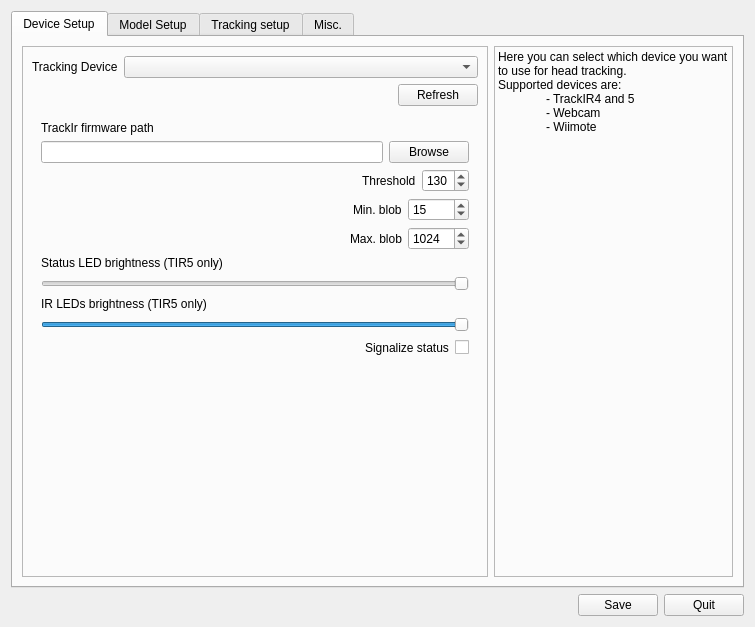
Qt form branches/michal/src/qt_gui/ltr.ui (uglyDwarf/linuxtrack) before a commit.
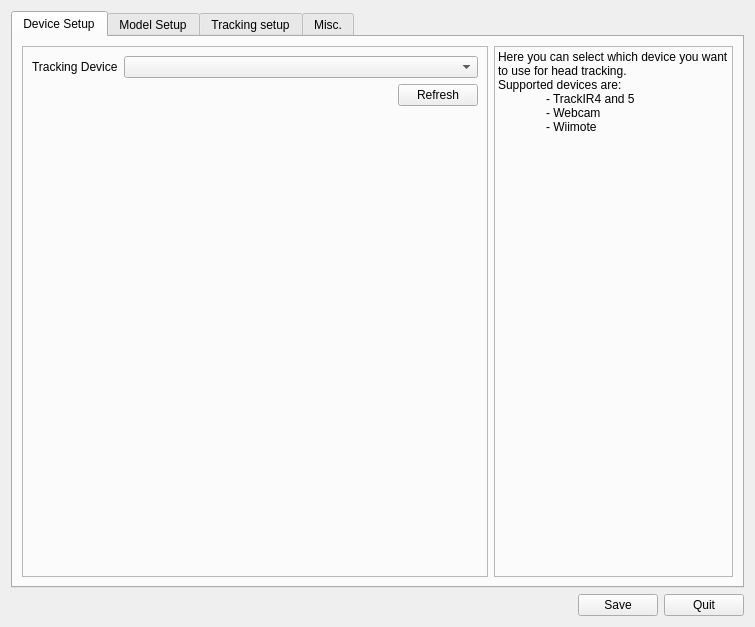
The same form after that commit. The open tabs and pages were chosen to show the change. Icons and pictures are not drawn.

Diff of the .ui file:
```diff
--- a/branches/michal/src/qt_gui/ltr.ui
+++ b/branches/michal/src/qt_gui/ltr.ui
@@ -88,7 +88,7 @@
               <item>
                <widget class="QStackedWidget" name="DeviceSetupStack">
                 <property name="currentIndex">
-                 <number>2</number>
+                 <number>3</number>
                 </property>
                 <widget class="QWidget" name="page">
                  <layout class="QVBoxLayout" name="verticalLayout">
@@ -612,6 +612,7 @@
                   </item>
                  </layout>
                 </widget>
+                <widget class="QWidget" name="page_10"/>
                </widget>
               </item>
              </layout>
```
Left out of the diff: 5 changed lines with no effect on the pictures.
